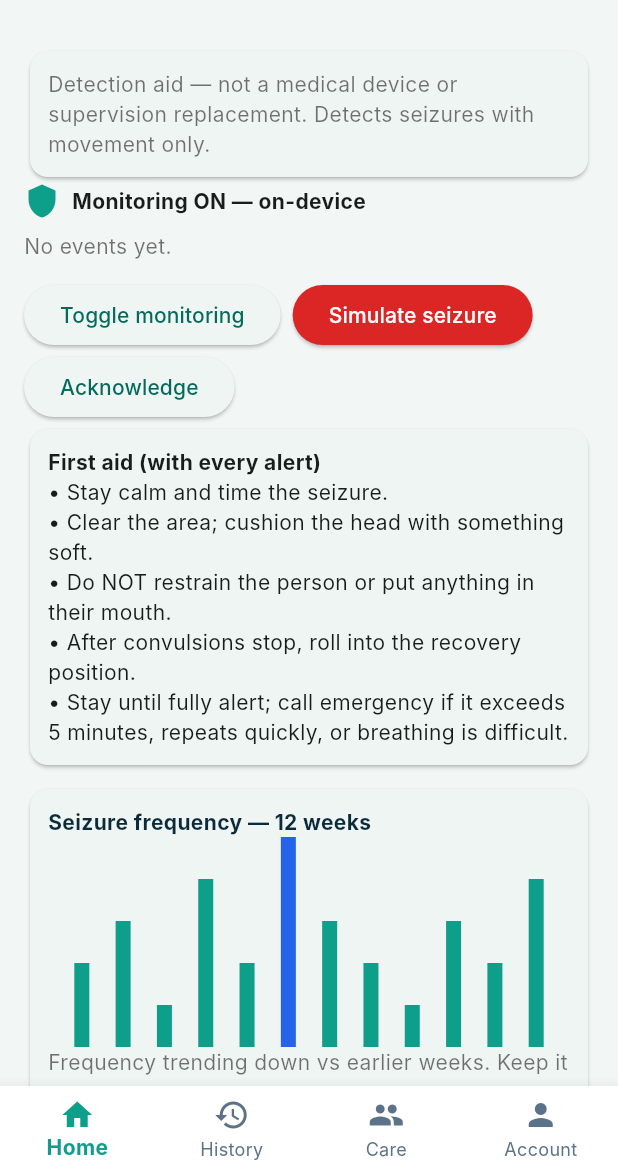
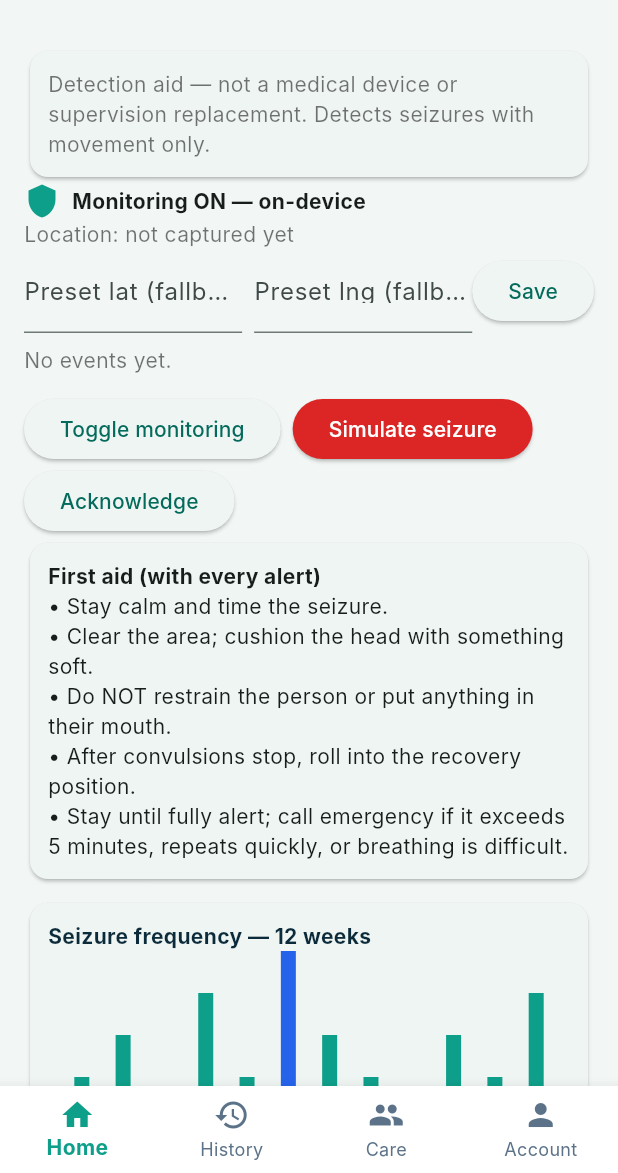
Before and after one commit to Spicyj-1/Guardian-Angel, a Flutter app: the screen it shows after launch, after a tap on "Accept", on a phone screen of 412 x 824 dp, the part 63-1236 px from its top. Run offline on Flutter 3.47's test engine with Material 3 defaults, Android fonts, the phone set to English and light mode, and no system bars; drawn by our look-alikes of fl_chart; our stand-ins replace drift, firebase_auth, flutter_local_notifications, geolocator, sensors_plus, timezone; missing offline and left inert: tflite_flutter; accounts and stored records are empty; generated files the repository leaves out were written again; Roboto replaces fonts that are missing (Inter).

Commit message:
Wire live GPS + preset-address fallback into alert flow

```diff
--- /dev/null
+++ b/app/lib/alert/location.dart
@@ -0,0 +1,43 @@
+// Guardian Angel — location: live GPS with preset-address fallback (PRD 5.2).
+// Rule inherited from Streamlit: never a fake location. If neither GPS nor
+// a saved address exists, location is reported as unknown and the alert
+// still goes out (a missing coordinate must never block a cry for help).
+class AppLocation {
+  final double? lat;
+  final double? lng;
+  final String method; // 'GPS' | 'Preset address' | 'Unknown'
+  const AppLocation({this.lat, this.lng, required this.method});
+  bool get hasCoords => lat != null && lng != null;
+  String get mapsLink =>
+      hasCoords ? 'https://www.google.com/maps?q=$lat,$lng' : 'no coordinates';
+}
+
+/// GPS provider behind an interface: real geolocator on mobile, stub on web.
+abstract class GpsProvider {
+  Future<AppLocation> current();
+}
+
+/// Fallback address the patient saves in settings (used when GPS denied).
+class PresetAddress {
+  double? lat;
+  double? lng;
+  String label;
+  PresetAddress({this.lat, this.lng, this.label = ''});
+  bool get set => lat != null && lng != null;
+}
+
+/// Resolution order: GPS → preset → unknown. Mirrors clinic_finder levels.
+Future<AppLocation> resolveLocation(
+    GpsProvider gps, PresetAddress preset) async {
+  try {
+    final g = await gps.current();
+    if (g.hasCoords) return g;
+  } catch (_) {
+    // GPS denied/unavailable — fall through, never crash the alert path.
+  }
+  if (preset.set) {
+    return AppLocation(
+        lat: preset.lat, lng: preset.lng, method: 'Preset address');
+  }
+  return const AppLocation(method: 'Unknown');
+}
--- a/app/lib/main.dart
+++ b/app/lib/main.dart
@@ -13,6 +13,8 @@ import 'caregiver/voice.dart';
 import 'auth/service.dart';
 import 'auth/login_screen.dart';
 import 'safety/consent.dart';
+import 'alert/location.dart';
+import 'alert/location_io.dart';
 import 'meds/notification.dart' as reminders;
 
 void main() => runApp(const GuardianAngelApp());
@@ -55,18 +57,25 @@ class _HomeScreenState extends State<HomeScreen> {
   final CaregiverCircle _circle = CaregiverCircle();
   final AuthService _auth = LocalAccountStub();
   final ConsentStore _consent = ConsentStore();
+  final PresetAddress _preset = PresetAddress();
+  AppLocation? _loc;
   bool _remindersOn = false;
   final List<CheckinRecord> _checkins = [];
   final TextEditingController _inviteCtrl = TextEditingController();
+  final TextEditingController _latCtrl = TextEditingController();
+  final TextEditingController _lngCtrl = TextEditingController();
   String? _inviteError;
   String? _fallback;
 
   void _log(String s) =>
       _events.add('${DateTime.now().toIso8601String()} — $s');
 
-  void _simulate() {
+  void _simulate() async {
     if (!monitoring || !_consent.granted) return;
-    _alerts.start(probability: 0.9, locationNote: 'demo GPS');
+    final loc = await resolveLocation(MobileGpsProvider(), _preset);
+    if (!mounted) return;
+    _loc = loc;
+    _alerts.start(probability: 0.9, locationNote: loc.mapsLink);
     _seizureLog.add(SeizureEvent(
         at: DateTime.now(), durationSeconds: 42, severity: 'moderate'));
     setState(() {
@@ -83,14 +92,16 @@ class _HomeScreenState extends State<HomeScreen> {
       if (!mounted) return;
       setState(() => _countdown--);
       if (_countdown == 0) {
-        final outcome = await _alerts.escalateDue(locationNote: 'demo GPS');
+        final note = _loc?.mapsLink ?? 'no coordinates';
+        final outcome = await _alerts.escalateDue(locationNote: note);
         if (!mounted) return;
         setState(() {
           _log(outcome == AlertOutcome.fallbackShown
               ? 'caregivers exhausted → fallback'
               : 'escalated to caregiver (simulated)');
           if (outcome == AlertOutcome.fallbackShown) {
-            _fallback = _alerts.fallbackText(country: 'Nigeria');
+            _fallback = _alerts.fallbackText(
+                lat: _loc?.lat, lng: _loc?.lng, country: 'Nigeria');
           }
         });
       }
@@ -201,6 +212,45 @@ class _HomeScreenState extends State<HomeScreen> {
           const SizedBox(width: 8),
           Text(monitoring ? 'Monitoring ON — on-device' : 'Monitoring OFF',
               style: const TextStyle(fontWeight: FontWeight.bold)),
+        ]),
+        Text(
+          'Location: ${_loc == null ? 'not captured yet' : '${_loc!.method} — ${_loc!.mapsLink}'}',
+          style: const TextStyle(color: Colors.black54),
+        ),
+        Row(children: [
+          Expanded(
+            child: TextField(
+              controller: _latCtrl,
+              keyboardType:
+                  const TextInputType.numberWithOptions(decimal: true),
+              decoration:
+                  const InputDecoration(labelText: 'Preset lat (fallback)'),
+            ),
+          ),
+          const SizedBox(width: 8),
+          Expanded(
+            child: TextField(
+              controller: _lngCtrl,
+              keyboardType:
+                  const TextInputType.numberWithOptions(decimal: true),
+              decoration:
+                  const InputDecoration(labelText: 'Preset lng (fallback)'),
+            ),
+          ),
+          ElevatedButton(
+            onPressed: () {
+              final lat = double.tryParse(_latCtrl.text.trim());
+              final lng = double.tryParse(_lngCtrl.text.trim());
+              if (lat != null && lng != null) {
+                setState(() {
+                  _preset.lat = lat;
+                  _preset.lng = lng;
+                  _preset.label = 'saved preset';
+                });
+              }
+            },
+            child: const Text('Save'),
+          ),
         ]),
         const SizedBox(height: 8),
         Text(
```
Also changed, not shown: app/lib/alert/location_io.dart (added, +22 -0 lines).
